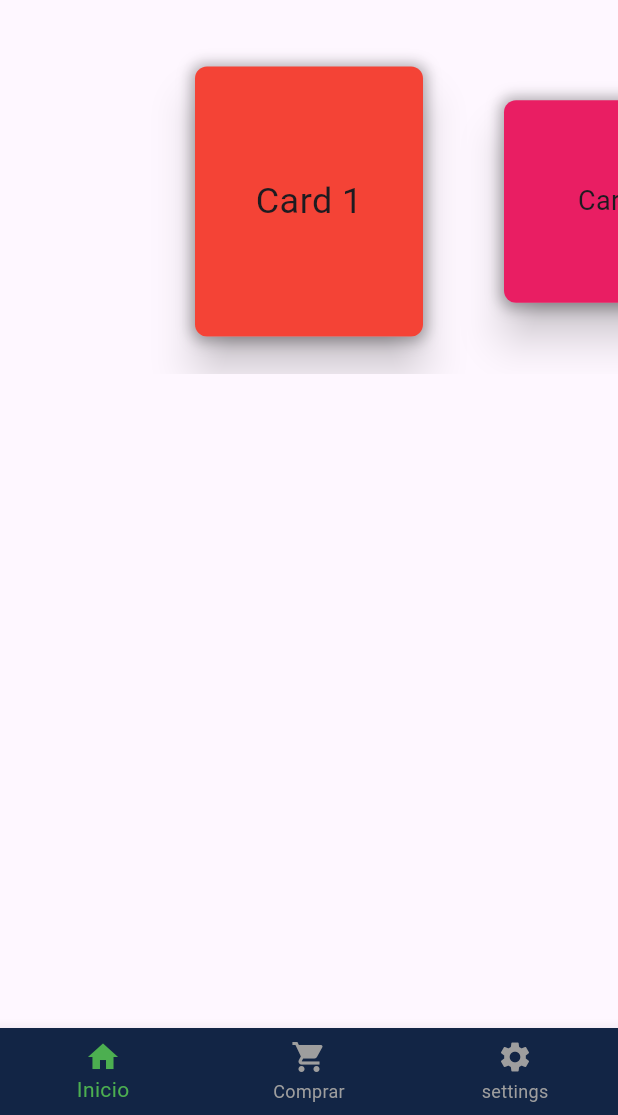
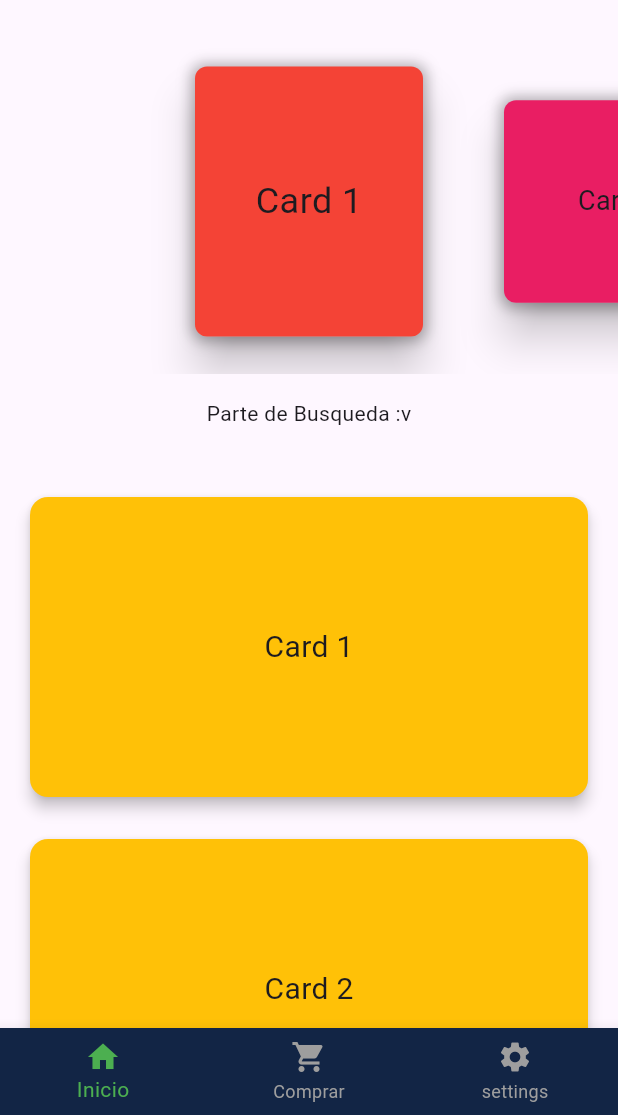
Before and after one commit to ProyectoFabLab-Ciclo-VI/FABLAB_MOVIL, a Flutter app: the screen it shows after launch, on a phone screen of 412 x 824 dp, the part 121-1236 px from its top. Run offline on Flutter 3.47's test engine with Material 3 defaults, Android fonts, the phone set to English and light mode, and no system bars; our stand-ins replace dartz, dio, flutter_bloc, get_it, hive_flutter; accounts and stored records are empty.

Commit message:
card inferior

```diff
--- a/lib/features_venta/fablab/presentation/pages/menu.dart
+++ b/lib/features_venta/fablab/presentation/pages/menu.dart
@@ -1,6 +1,7 @@
 import 'package:fab_lab_upeu/features_venta/fablab/presentation/widgets/appbar.dart';
 import 'package:fab_lab_upeu/features_venta/fablab/presentation/widgets/menu_drawer.dart';
 import 'package:fab_lab_upeu/features_venta/fablab/presentation/widgets/navbarinferior.dart';
+import 'package:fab_lab_upeu/features_venta/fablab/presentation/widgets/principal/inferiorprincipal.dart';
 import 'package:fab_lab_upeu/features_venta/fablab/presentation/widgets/principal/superiorprincipal.dart';
 import 'package:flutter/material.dart';
 
@@ -14,7 +15,14 @@ class PrincipalMenu extends StatelessWidget {
       appBar: APPBARGENERAL(),
       body: Column(
         children: [
-          MenuSuperior(),
+          const MenuSuperior(), // Widget que ocupa solo su altura
+          const SizedBox(height: 16), // Separador entre widgets
+          const Text("Parte de Busqueda :v"),
+          const SizedBox(height: 16), // Separador entre widgets
+          // Expande InferiorPrincipal para ocupar el resto del espacio disponible
+          Expanded(
+            child: InferiorPrincipal(),
+          ),
         ],
       ),
       bottomNavigationBar: NAVBARINFERIOR(),
--- a/lib/features_venta/fablab/presentation/widgets/principal/inferiorprincipal.dart
+++ b/lib/features_venta/fablab/presentation/widgets/principal/inferiorprincipal.dart
@@ -0,0 +1,35 @@
+import 'package:flutter/material.dart';
+
+class InferiorPrincipal extends StatelessWidget {
+  const InferiorPrincipal({super.key});
+
+  @override
+  Widget build(BuildContext context) {
+    return ListView.builder(
+      padding: const EdgeInsets.all(16.0),
+      itemCount: 10, // Número de Cards que deseas mostrar
+      itemBuilder: (context, index) {
+        return Padding(
+          padding: const EdgeInsets.symmetric(vertical: 10.0),
+          child: Card(
+            color: Colors.amber,
+            shape: RoundedRectangleBorder(
+              borderRadius: BorderRadius.circular(12),
+            ),
+            elevation: 4,
+            child: SizedBox(
+              height: 200,
+              width: 100,
+              child: Center(
+                child: Text(
+                  "Card ${index + 1}",
+                  style: const TextStyle(fontSize: 20),
+                ),
+              ),
+            ),
+          ),
+        );
+      },
+    );
+  }
+}
--- a/lib/main.dart
+++ b/lib/main.dart
@@ -1,5 +1,4 @@
 import 'package:fab_lab_upeu/di.dart';
-import 'package:fab_lab_upeu/features_venta/fablab/presentation/pages/login.dart';
 import 'package:fab_lab_upeu/features_venta/fablab/presentation/pages/menu.dart';
 import 'package:flutter/material.dart';
 
```
